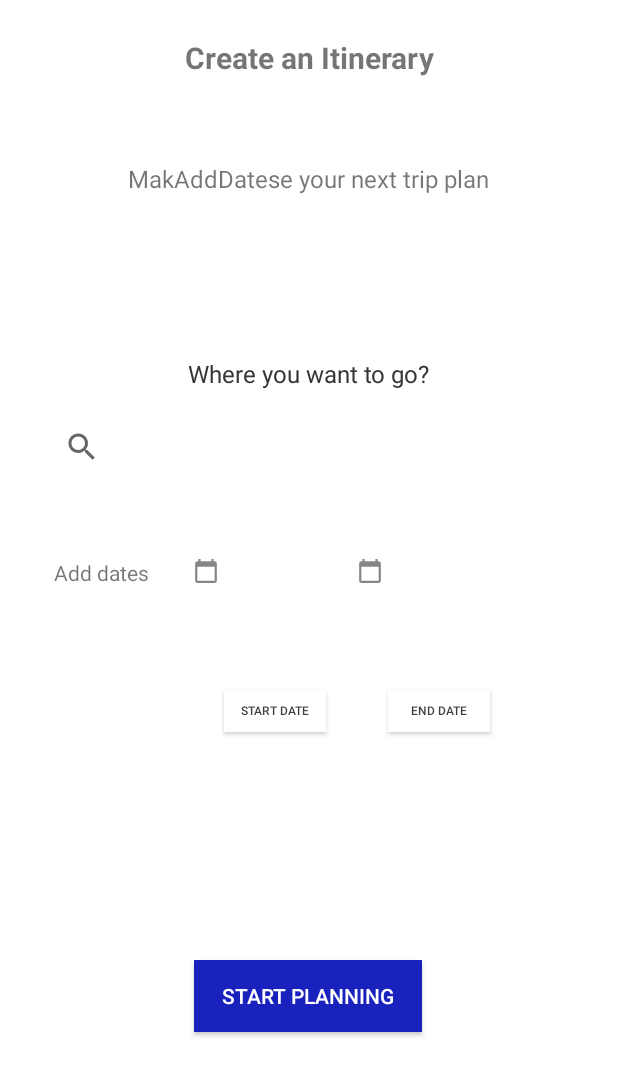
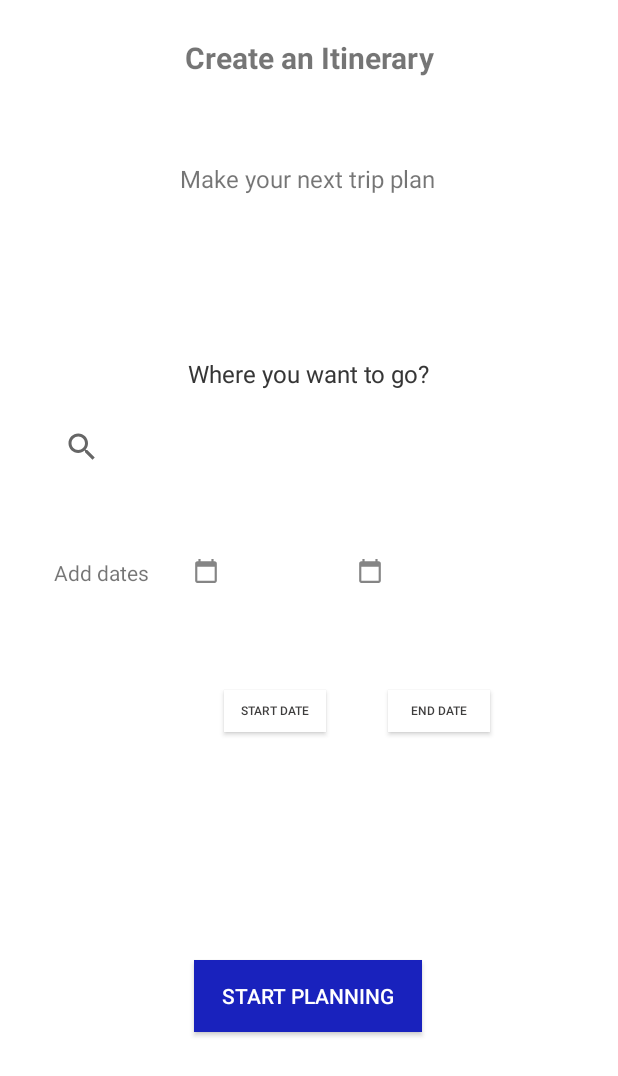
Before and after one commit to TharushiNavodya2000/MAD-Project_OUTLIERS, an Android app: the layout create_itinerary.xml on its own in the app's theme, with its tools: preview values and no code run, on a phone screen of 412 x 824 dp. Shown: the top 1076 px of the screen. Run offline under Robolectric (Android 15) with nearby library versions, the phone set to English and light mode, and no system bars.

Commit message:
string updated

```diff
--- a/app/src/main/res/values/strings.xml
+++ b/app/src/main/res/values/strings.xml
@@ -69,7 +69,7 @@
     </string-array>
 
     <string name="CreateItinerary">Create an Itinerary</string>
-    <string name="Newtrip">MakAddDatese your next trip plan</string>
+    <string name="Newtrip">Make your next trip plan</string>
     <string name="Where">Where you want to go?</string>
     <string name="AddDates">Add dates</string>
     <string name="StartDate">Start date</string>
```
